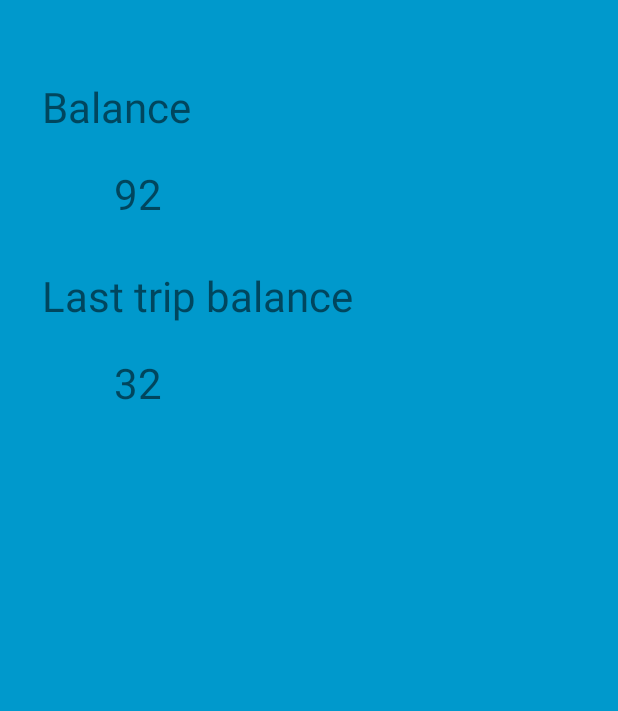
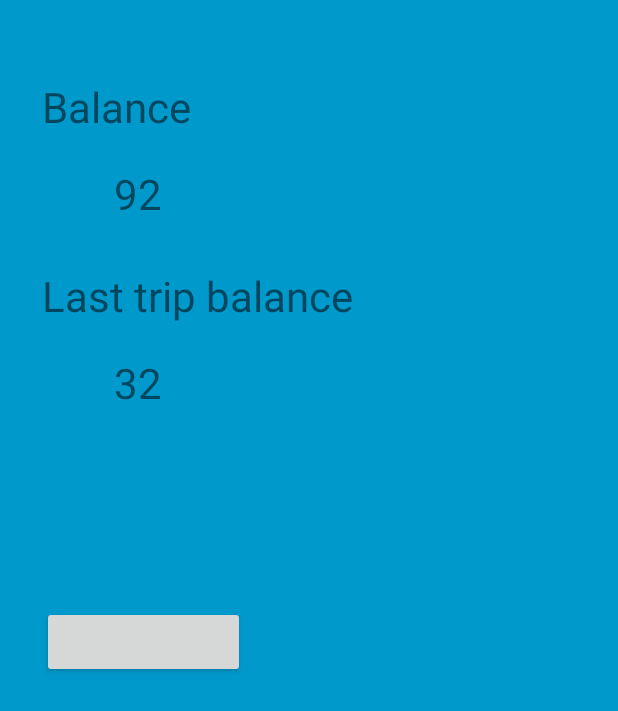
Before and after one commit to llevame/llevame-app, an Android app: the layout activity_balance.xml on its own in the app's theme, with its tools: preview values and no code run, on a phone screen of 412 x 824 dp. Shown: the top 711 px of the screen. Run offline under Robolectric (Android 15) with nearby library versions, the phone set to English and light mode, and no system bars.

Commit message:
Added a button to return to the main activity after checking the balance when the trip ends

```diff
--- a/app/src/main/res/layout/activity_balance.xml
+++ b/app/src/main/res/layout/activity_balance.xml
@@ -53,4 +53,12 @@
         android:textSize="28dp"
         app:layout_constraintStart_toStartOf="@+id/balanceText"
         app:layout_constraintTop_toBottomOf="@+id/lastTripTagText" />
+
+    <Button
+        android:id="@+id/backToMainActivityButton"
+        android:layout_width="135dp"
+        android:layout_height="wrap_content"
+        android:layout_marginTop="188dp"
+        app:layout_constraintStart_toStartOf="@+id/lastTripTagText"
+        app:layout_constraintTop_toBottomOf="@+id/lastTripTagText" />
 </android.support.constraint.ConstraintLayout>
```
Also changed, not shown: app/src/main/java/com/llevame_app_project/Activities/BalanceActivity.java (+29 -0 lines).
